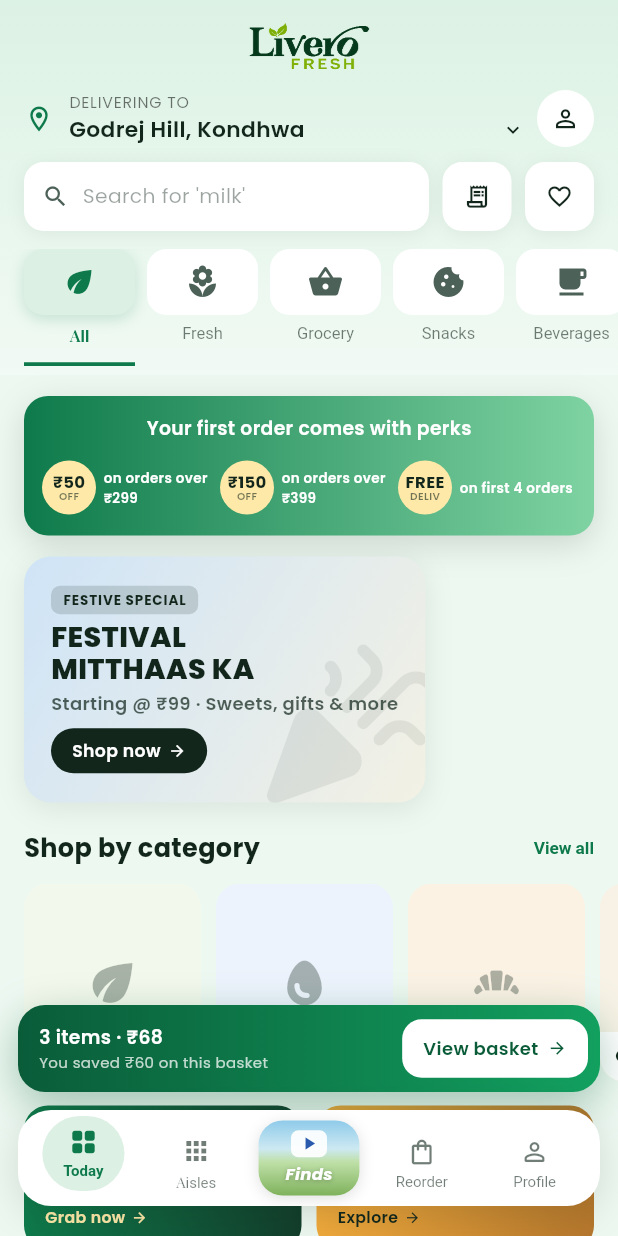
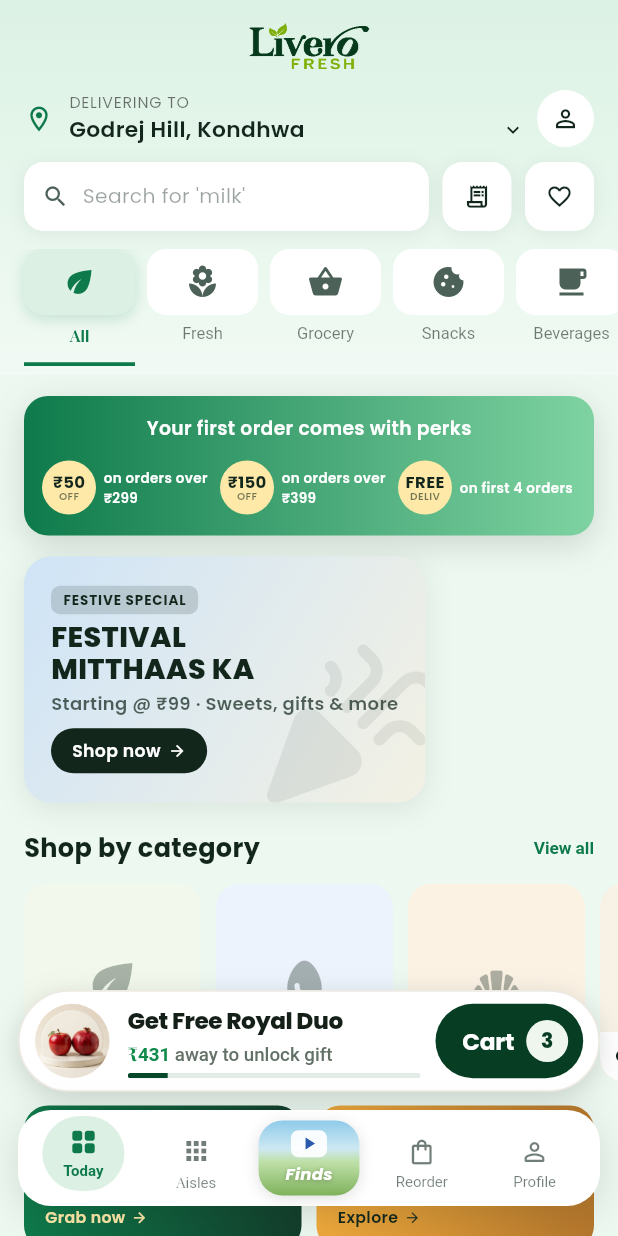
Before and after one commit to Inscrutable21/Livero_fresh, a Flutter app: the screen it shows after launch, on a phone screen of 412 x 824 dp. Run offline on Flutter 3.47's test engine with Material 3 defaults, Android fonts, the phone set to English and light mode, and no system bars; our stand-ins replace google_fonts.

Commit message:
View basket button update

```diff
--- a/lib/widgets/view_basket_bar.dart
+++ b/lib/widgets/view_basket_bar.dart
@@ -17,15 +17,19 @@
   Widget build(BuildContext context) {
     final cartCount = context.select<AppState, int>((s) => s.cartCount);
     final cartTotal = context.select<AppState, int>((s) => s.cartTotal);
-    final cartSaved = context.select<AppState, int>((s) => s.cartSaved);
     final isVisible = cartCount > 0;
+
+    const giftThreshold = 499;
+    final awayFromGift = (giftThreshold - cartTotal).clamp(0, giftThreshold);
+    final giftProgress = (cartTotal / giftThreshold).clamp(0.04, 1.0);
+    final isGiftUnlocked = awayFromGift == 0;
 
     return AnimatedPositioned(
       duration: const Duration(milliseconds: 280),
       curve: Curves.easeInOutCubic,
       left: 12,
       right: 12,
-      bottom: isVisible ? bottom : -90,
+      bottom: isVisible ? bottom : -100,
       child: AnimatedOpacity(
         duration: const Duration(milliseconds: 240),
         curve: Curves.easeInOut,
@@ -35,71 +39,160 @@
           child: GestureDetector(
             onTap: onTap ?? () => showBasketSheet(context),
             child: Container(
-              height: 58,
-              padding: const EdgeInsets.fromLTRB(14, 0, 8, 0),
+              height: 68,
+              padding: const EdgeInsets.symmetric(horizontal: 10, vertical: 8),
               decoration: BoxDecoration(
-                borderRadius: BorderRadius.circular(18),
-                gradient: const LinearGradient(
-                  colors: [Color(0xFF0A5C39), Color(0xFF12A05F)],
-                ),
+                color: Colors.white,
+                borderRadius: BorderRadius.circular(34),
+                border: Border.all(color: const Color(0xFFEDEAE3), width: 1.2),
                 boxShadow: const [
                   BoxShadow(
-                    color: Color(0x570A5C39),
-                    blurRadius: 24,
-                    offset: Offset(0, 8),
+                    color: Color(0x1F000000),
+                    blurRadius: 18,
+                    offset: Offset(0, 6),
+                  ),
+                  BoxShadow(
+                    color: Color(0x0C063D23),
+                    blurRadius: 8,
+                    offset: Offset(0, 2),
                   ),
                 ],
               ),
               child: Row(
                 children: [
+                  // Left Circular Thumbnail (Apple & Pomegranate)
+                  Container(
+                    width: 50,
+                    height: 50,
+                    decoration: const BoxDecoration(
+                      color: Color(0xFFF9F3EA),
+                      shape: BoxShape.circle,
+                    ),
+                    clipBehavior: Clip.antiAlias,
+                    child: Image.asset(
+                      'assests/royal_duo.jpg',
+                      fit: BoxFit.cover,
+                      errorBuilder: (_, __, ___) => const Center(
+                        child: Row(
+                          mainAxisAlignment: MainAxisAlignment.center,
+                          children: [
+                            Text('🍎', style: TextStyle(fontSize: 18)),
+                            SizedBox(width: 2),
+                            Text('🫐', style: TextStyle(fontSize: 14)),
+                          ],
+                        ),
+                      ),
+                    ),
+                  ),
+                  const SizedBox(width: 12),
+
+                  // Middle Section: Title, Subtitle, Progress bar
                   Expanded(
                     child: Column(
                       crossAxisAlignment: CrossAxisAlignment.start,
                       mainAxisAlignment: MainAxisAlignment.center,
                       children: [
-                        Text(
-                          '$cartCount items · ₹$cartTotal',
-                          style: const TextStyle(
-                            fontSize: 12.5,
-                            fontWeight: FontWeight.w600,
-                            color: Colors.white,
+                        const Text(
+                          'Get Free Royal Duo',
+                          maxLines: 1,
+                          overflow: TextOverflow.ellipsis,
+                          style: TextStyle(
+                            fontSize: 15.5,
+                            fontWeight: FontWeight.w800,
+                            color: Color(0xFF141F17),
+                            letterSpacing: -0.3,
                           ),
                         ),
-                        Text(
-                          'You saved ₹$cartSaved on this basket',
-                          style: const TextStyle(
-                            fontSize: 10,
-                            color: Color(0xBFFFFFFF),
+                        const SizedBox(height: 2),
+                        RichText(
+                          maxLines: 1,
+                          overflow: TextOverflow.ellipsis,
+                          text: TextSpan(
+                            style: const TextStyle(
+                              fontSize: 12.5,
+                            ),
+                            children: isGiftUnlocked
+                                ? const [
+                                    TextSpan(
+                                      text: 'Free gift unlocked!',
+                                      style: TextStyle(
+                                        color: Color(0xFF0F8A4B),
+                                        fontWeight: FontWeight.w700,
+                                      ),
+                                    ),
+                                  ]
+                                : [
+                                    TextSpan(
+                                      text: '₹$awayFromGift',
+                                      style: const TextStyle(
+                                        color: Color(0xFF0F8A4B),
+                                        fontWeight: FontWeight.w700,
+                                      ),
+                                    ),
+                                    const TextSpan(
+                                      text: ' away to unlock gift',
+                                      style: TextStyle(
+                                        color: Color(0xFF637167),
+                                        fontWeight: FontWeight.w500,
+                                      ),
+                                    ),
+                                  ],
+                          ),
+                        ),
+                        const SizedBox(height: 5),
+                        ClipRRect(
+                          borderRadius: BorderRadius.circular(10),
+                          child: LinearProgressIndicator(
+                            value: giftProgress,
+                            minHeight: 3.5,
+                            backgroundColor: const Color(0xFFE2EBE5),
+                            valueColor: const AlwaysStoppedAnimation<Color>(
+                              Color(0xFF08482A),
+                            ),
                           ),
                         ),
                       ],
                     ),
                   ),
+                  const SizedBox(width: 10),
+
+                  // Right Section: Pill Cart Button
                   Container(
-                    padding: const EdgeInsets.symmetric(
-                      horizontal: 14,
-                      vertical: 11,
+                    height: 50,
+                    padding: const EdgeInsets.only(left: 18, right: 10),
+                    decoration: BoxDecoration(
+                      color: const Color(0xFF063D23),
+                      borderRadius: BorderRadius.circular(25),
                     ),
-                    decoration: BoxDecoration(
-                      color: Colors.white,
-                      borderRadius: BorderRadius.circular(13),
-                    ),
-                    child: const Row(
+                    child: Row(
                       mainAxisSize: MainAxisSize.min,
                       children: [
-                        Text(
-                          'View basket',
+                        const Text(
+                          'Cart',
                           style: TextStyle(
-                            fontSize: 12,
-                            fontWeight: FontWeight.w600,
-                            color: Color(0xFF0A5C39),
+                            fontSize: 15.5,
+                            fontWeight: FontWeight.w700,
+                            color: Colors.white,
+                            letterSpacing: -0.2,
                           ),
                         ),
-                        SizedBox(width: 6),
-                        Icon(
-                          Icons.arrow_forward,
-                          size: 13,
-                          color: Color(0xFF0A5C39),
+                        const SizedBox(width: 8),
+                        Container(
+                          width: 28,
+                          height: 28,
+                          decoration: const BoxDecoration(
+                            color: Color(0xFFEEF6EE),
+                            shape: BoxShape.circle,
+                          ),
+                          alignment: Alignment.center,
+                          child: Text(
+                            '$cartCount',
+                            style: const TextStyle(
+                              fontSize: 13.5,
+                              fontWeight: FontWeight.w800,
+                              color: Color(0xFF063D23),
+                            ),
+                          ),
                         ),
                       ],
                     ),
--- a/pubspec.yaml
+++ b/pubspec.yaml
@@ -31,3 +31,4 @@
     - assests/1.jpeg
     - assests/3.png
     - assests/1.png
+    - assests/royal_duo.jpg
```
Also changed, not shown: assests/royal_duo.jpg (added).
